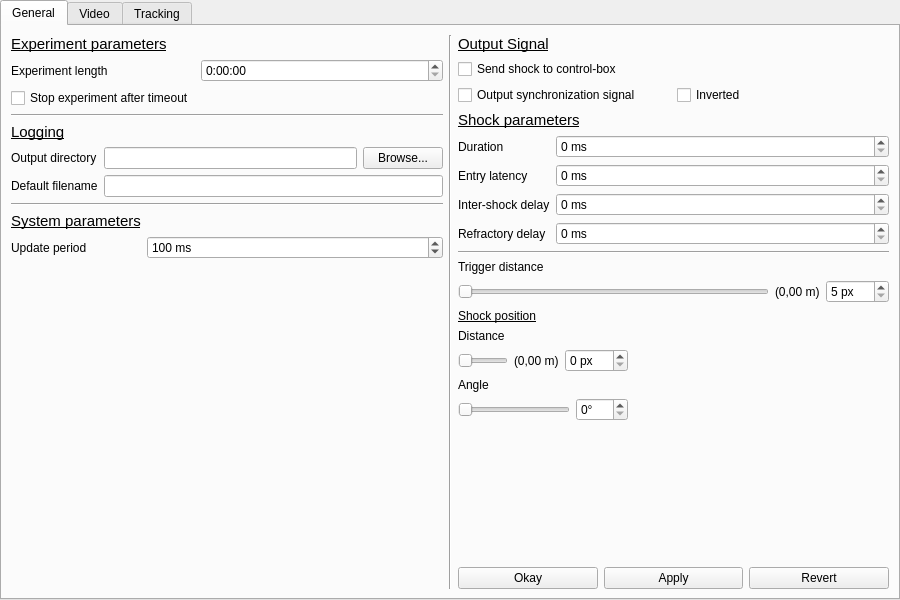
Old version of the form gui/configwindow.ui in the repository fgu-cas/kachna-tracker.
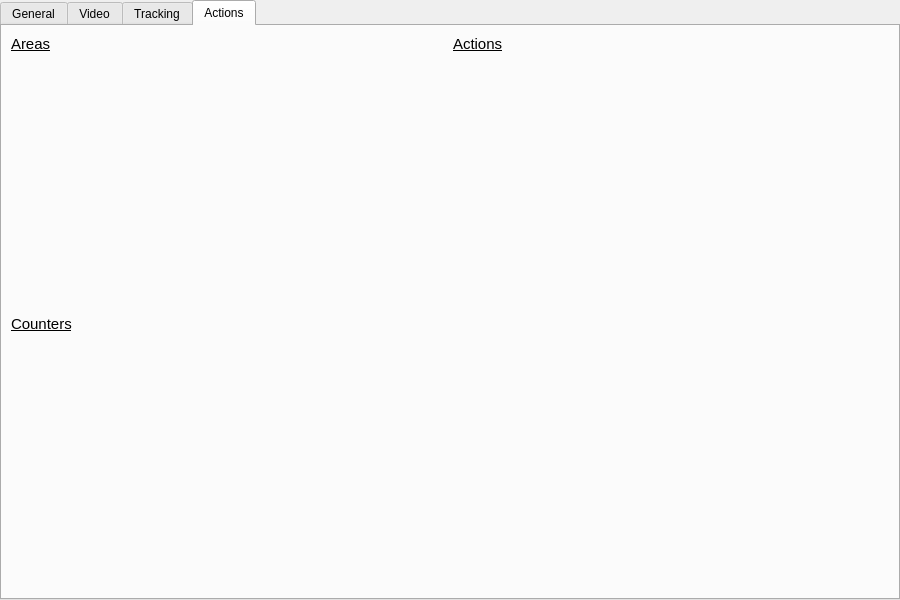
New version of the form. Custom widgets are drawn as their Qt base class.

Commit message: add a "mock-up" of Actions tab

```diff
--- a/gui/configwindow.ui
+++ b/gui/configwindow.ui
@@ -20,7 +20,7 @@
    <string>Configuration Window</string>
   </property>
   <property name="currentIndex">
-   <number>0</number>
+   <number>3</number>
   </property>
   <widget class="QWidget" name="general_tab">
    <attribute name="title">
@@ -1320,6 +1320,93 @@
     </item>
    </layout>
   </widget>
+  <widget class="QWidget" name="actions_tab">
+   <attribute name="title">
+    <string>Actions</string>
+   </attribute>
+   <layout class="QHBoxLayout" name="horizontalLayout_21" stretch="1,1">
+    <item>
+     <layout class="QVBoxLayout" name="verticalLayout_11" stretch="0,5,0,5">
+      <item>
+       <widget class="QLabel" name="label_43">
+        <property name="text">
+         <string>&lt;html&gt;&lt;head/&gt;&lt;body&gt;&lt;p&gt;&lt;span style=&quot; font-size:11pt; text-decoration: underline;&quot;&gt;Areas&lt;/span&gt;&lt;/p&gt;&lt;/body&gt;&lt;/html&gt;</string>
+        </property>
+       </widget>
+      </item>
+      <item>
+       <layout class="QVBoxLayout" name="areasLayout">
+        <item>
+         <spacer name="verticalSpacer_9">
+          <property name="orientation">
+           <enum>Qt::Vertical</enum>
+          </property>
+          <property name="sizeHint" stdset="0">
+           <size>
+            <width>20</width>
+            <height>40</height>
+           </size>
+          </property>
+         </spacer>
+        </item>
+       </layout>
+      </item>
+      <item>
+       <widget class="QLabel" name="label_44">
+        <property name="text">
+         <string>&lt;html&gt;&lt;head/&gt;&lt;body&gt;&lt;p&gt;&lt;span style=&quot; font-size:11pt; text-decoration: underline;&quot;&gt;Counters&lt;/span&gt;&lt;/p&gt;&lt;/body&gt;&lt;/html&gt;</string>
+        </property>
+       </widget>
+      </item>
+      <item>
+       <layout class="QVBoxLayout" name="counterLayout">
+        <item>
+         <spacer name="verticalSpacer_8">
+          <property name="orientation">
+           <enum>Qt::Vertical</enum>
+          </property>
+          <property name="sizeHint" stdset="0">
+           <size>
+            <width>20</width>
+            <height>40</height>
+           </size>
+          </property>
+         </spacer>
+        </item>
+       </layout>
+      </item>
+     </layout>
+    </item>
+    <item>
+     <layout class="QVBoxLayout" name="verticalLayout_12" stretch="0,1">
+      <item>
+       <widget class="QLabel" name="label_46">
+        <property name="text">
+         <string>&lt;html&gt;&lt;head/&gt;&lt;body&gt;&lt;p&gt;&lt;span style=&quot; font-size:11pt; text-decoration: underline;&quot;&gt;Actions&lt;/span&gt;&lt;/p&gt;&lt;/body&gt;&lt;/html&gt;</string>
+        </property>
+       </widget>
+      </item>
+      <item>
+       <layout class="QVBoxLayout" name="actionsLayout">
+        <item>
+         <spacer name="verticalSpacer_7">
+          <property name="orientation">
+           <enum>Qt::Vertical</enum>
+          </property>
+          <property name="sizeHint" stdset="0">
+           <size>
+            <width>20</width>
+            <height>40</height>
+           </size>
+          </property>
+         </spacer>
+        </item>
+       </layout>
+      </item>
+     </layout>
+    </item>
+   </layout>
+  </widget>
  </widget>
  <customwidgets>
   <customwidget>
```
The commit also changes 15 other files.
